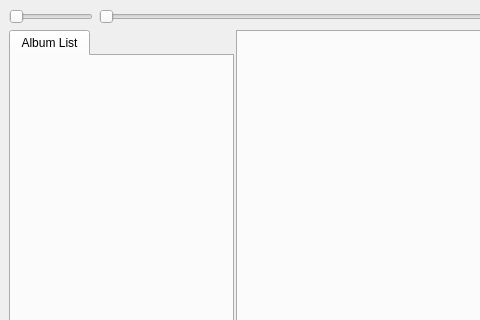
The window that src/MainWindow.ui (DanielChabrowski/audio-player) describes before a commit, drawn with Qt 5; both pictures show x 0 to 480 and y 0 to 320 of the 1089 by 467 pixel window.
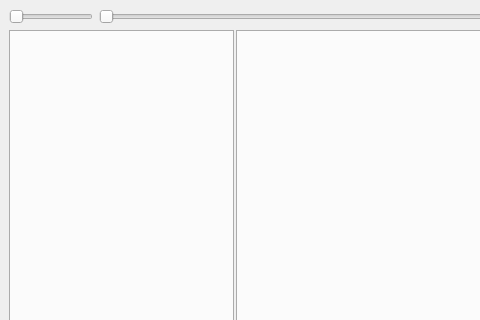
The same window after the commit.

Commit message: Make stylesheet used for all widgets

```diff
--- a/src/MainWindow.ui
+++ b/src/MainWindow.ui
@@ -90,11 +90,6 @@
        <property name="movable">
         <bool>true</bool>
        </property>
-       <widget class="QWidget" name="tab">
-        <attribute name="title">
-         <string>Album List</string>
-        </attribute>
-       </widget>
       </widget>
      </item>
      <item>
```
The commit also changes 3 other files.
